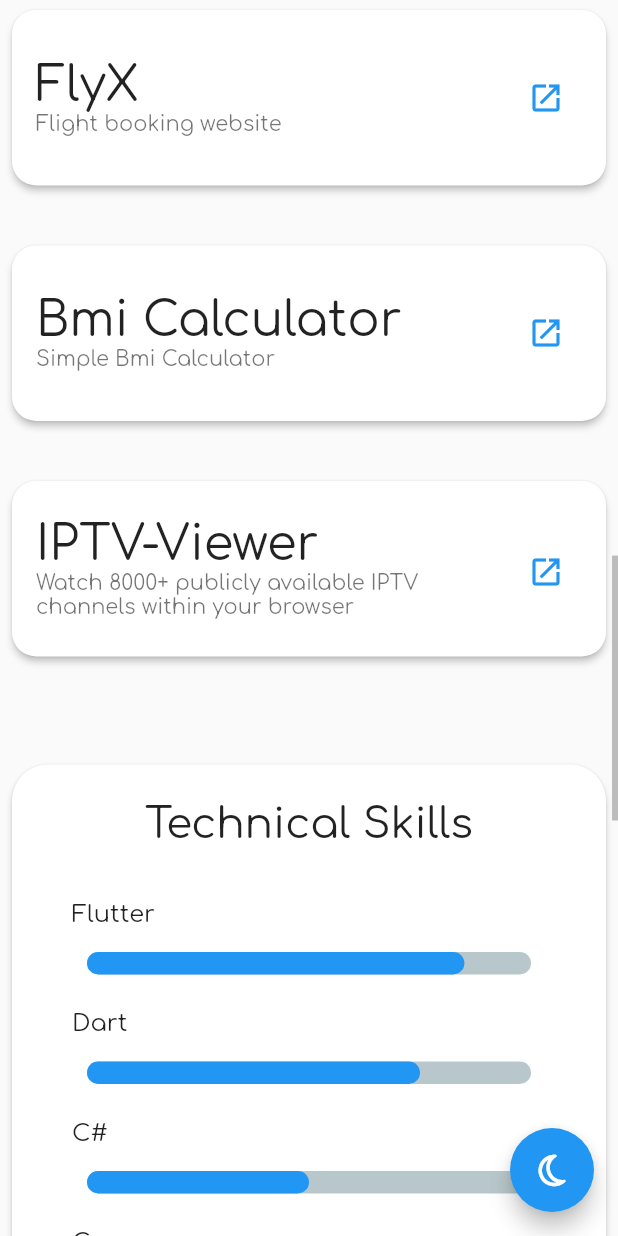
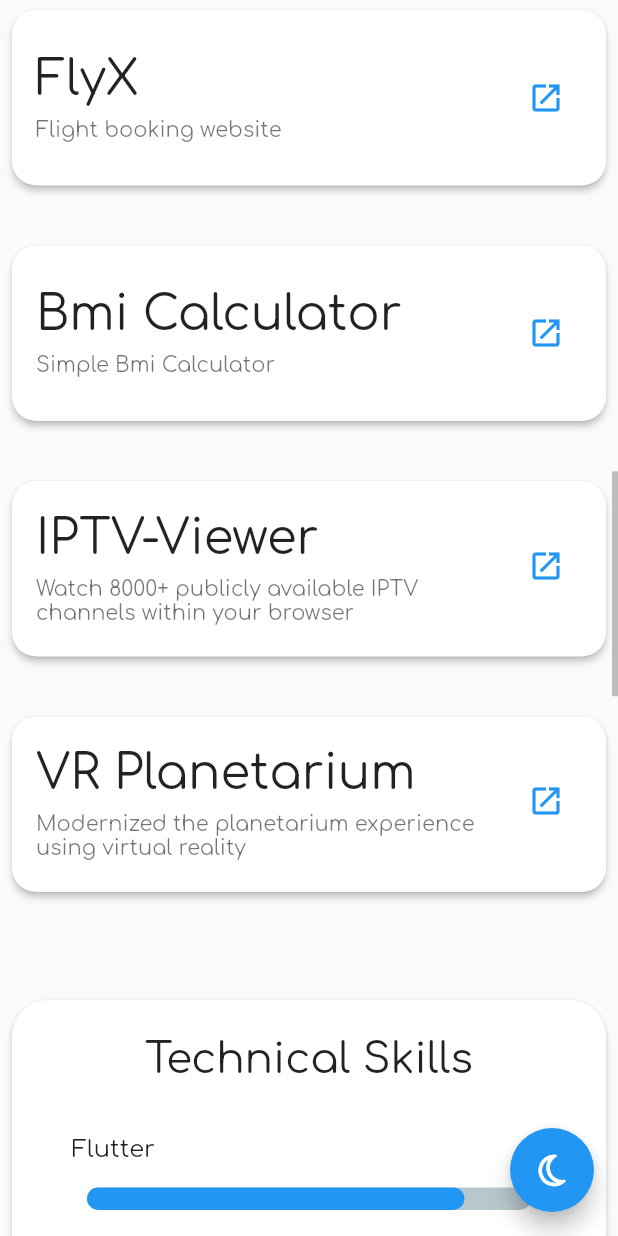
Before and after one commit to rvndsngwn/web_flutter, a Flutter app: the screen it shows after launch, scrolled down 1728 dp, on a phone screen of 412 x 824 dp. Run offline on Flutter 3.47's test engine with Material 2 defaults, Android fonts, the phone set to English and light mode, and no system bars; drawn by our look-alikes of percent_indicator; our stand-ins replace dio, flutter_icons, google_fonts, hive, hive_flutter, string_validator; accounts and stored records are empty.

Commit message:
updated to latest stable

```diff
--- a/lib/main.dart
+++ b/lib/main.dart
@@ -14,6 +14,7 @@ import 'package:flutter/material.dart'
         Colors,
         Column,
         ConstrainedBox,
+        CrossAxisAlignment,
         Curves,
         EdgeInsets,
         FloatingActionButton,
@@ -248,6 +249,13 @@ class HomePage extends StatelessWidget {
             const SizedBox(
               height: 64,
             ),
+            Center(
+              child: Padding(
+                padding: const EdgeInsets.only(bottom: 32),
+                child: Text(
+                    '© ${DateTime.now().year} Maheshwar Ravuri. All rights reserved.'),
+              ),
+            )
           ],
         ),
       );
@@ -451,6 +459,11 @@ class ProjectShowCase extends StatelessWidget {
                 'Watch 8000+ publicly available IPTV channels within your browser',
                 'http://www.maheshwarravuri.com/IPTV-Viewer/'
               ],
+              [
+                'VR Planetarium',
+                'Modernized the planetarium experience using virtual reality',
+                'https://store.steampowered.com/app/1313970/PlanetariumVR/'
+              ],
             ]
                 .map(
                   (e) => ConstrainedBox(
@@ -468,8 +481,11 @@ class ProjectShowCase extends StatelessWidget {
                             e.first,
                             textScaleFactor: 2,
                           ),
-                          subtitle: Text(
-                            e.elementAt(1),
+                          subtitle: Padding(
+                            padding: const EdgeInsets.only(top: 8),
+                            child: Text(
+                              e.elementAt(1),
+                            ),
                           ),
                           trailing: IconButton(
                             tooltip: 'Vist ${e.first}',
```
Also changed, not shown: 30 other files.
